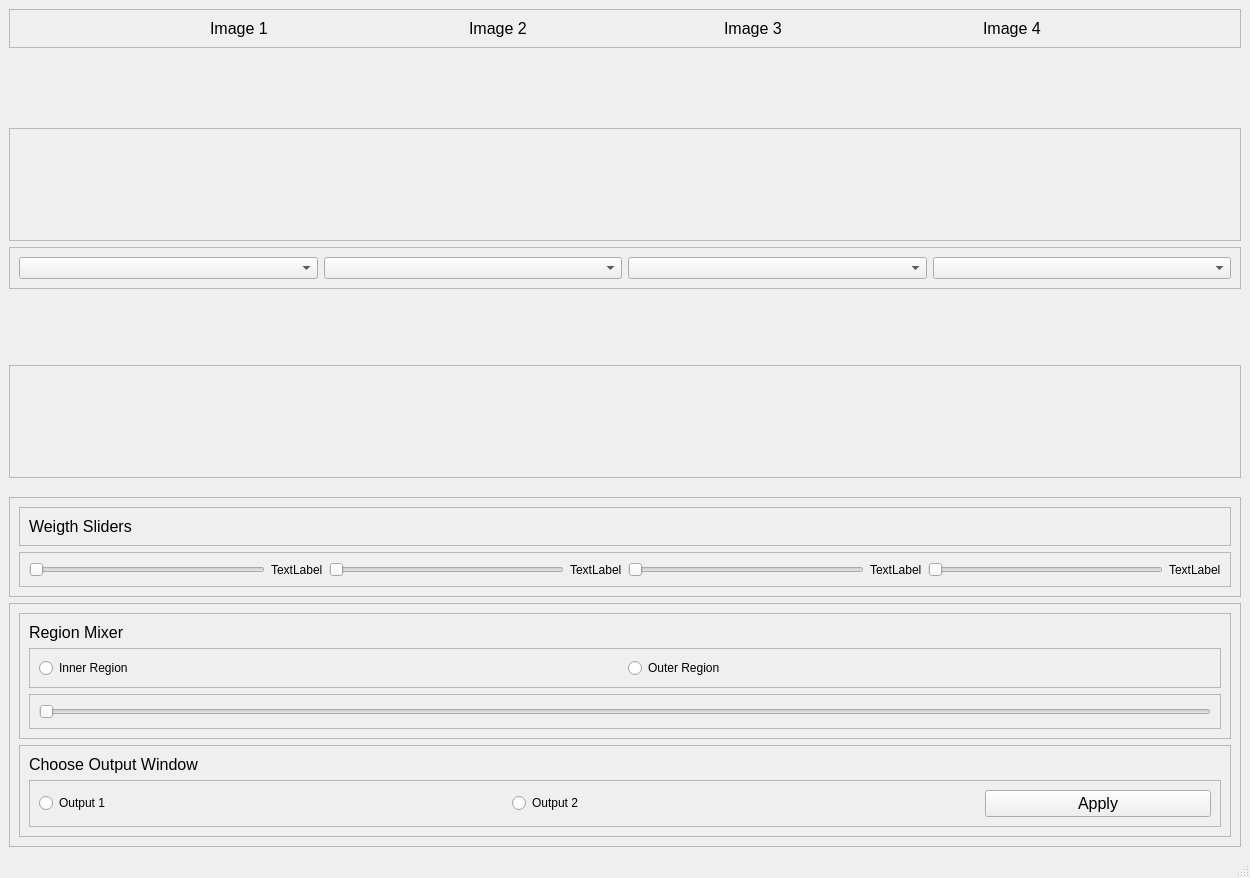
Old version of the form GUI.ui in the repository shehab400/Face_Morphing.
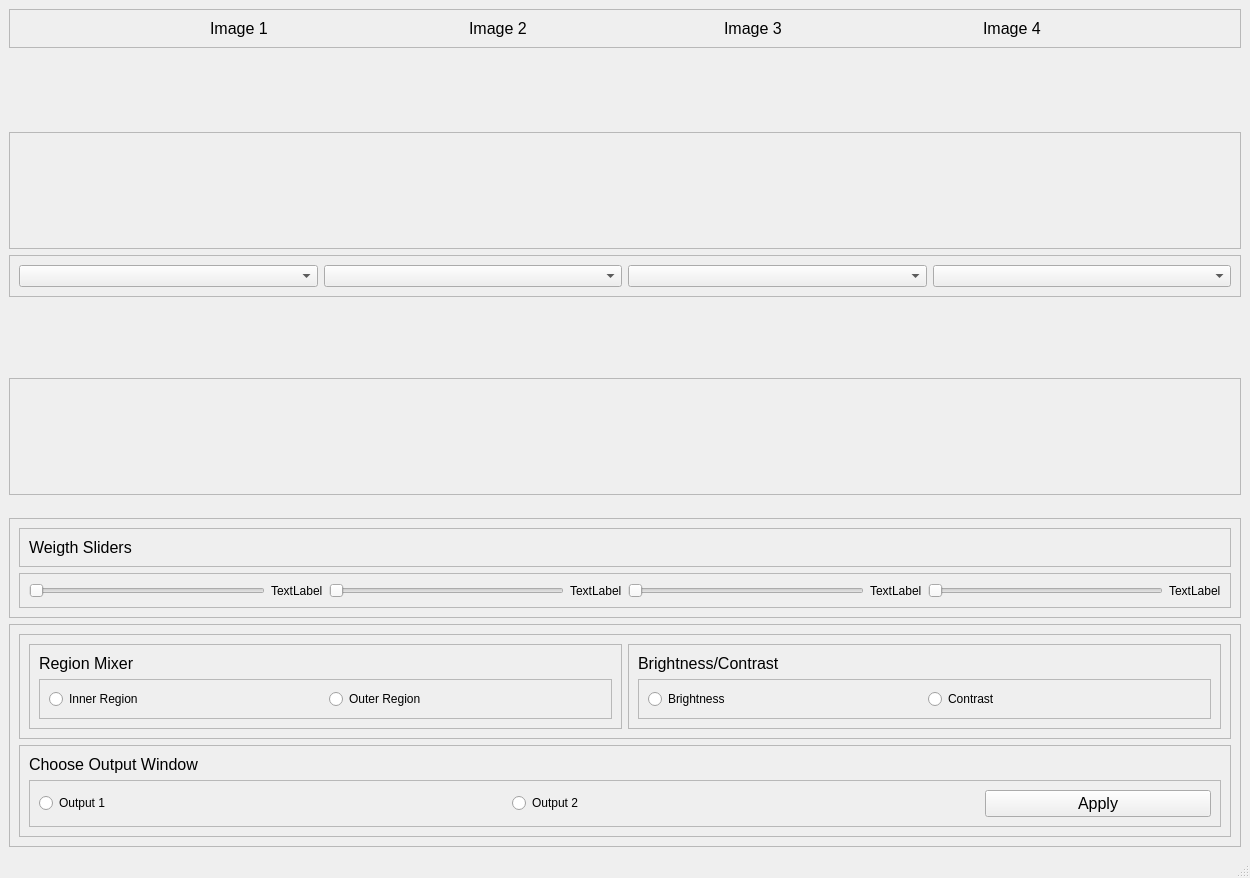
New version of the form.

Commit message: el contrast wa el brightness

```diff
--- a/GUI.ui
+++ b/GUI.ui
@@ -136,7 +136,16 @@
          <property name="frameShadow">
           <enum>QFrame::Raised</enum>
          </property>
-         <layout class="QVBoxLayout" name="verticalLayout_2">
+         <layout class="QHBoxLayout" name="horizontalLayout_8">
+          <item>
+           <widget class="QFrame" name="frame_5">
+            <property name="frameShape">
+             <enum>QFrame::StyledPanel</enum>
+            </property>
+            <property name="frameShadow">
+             <enum>QFrame::Raised</enum>
+            </property>
+            <layout class="QVBoxLayout" name="verticalLayout_3">
           <item>
            <widget class="QLabel" name="label_10">
             <property name="font">
@@ -149,7 +158,7 @@
             </property>
            </widget>
           </item>
-          <item alignment="Qt::AlignBottom">
+             <item>
            <widget class="QFrame" name="frame_10">
             <property name="frameShape">
              <enum>QFrame::StyledPanel</enum>
@@ -175,20 +184,54 @@
             </layout>
            </widget>
           </item>
-          <item alignment="Qt::AlignBottom">
-           <widget class="QFrame" name="frame_5">
+            </layout>
+           </widget>
+          </item>
+          <item>
+           <widget class="QFrame" name="frame_11">
             <property name="frameShape">
              <enum>QFrame::StyledPanel</enum>
             </property>
             <property name="frameShadow">
              <enum>QFrame::Raised</enum>
             </property>
-            <layout class="QHBoxLayout" name="horizontalLayout_8">
+            <layout class="QVBoxLayout" name="verticalLayout_2">
              <item>
-              <widget class="QSlider" name="horizontalSlider_5">
-               <property name="orientation">
-                <enum>Qt::Horizontal</enum>
+              <widget class="QLabel" name="label_12">
+               <property name="font">
+                <font>
+                 <pointsize>12</pointsize>
+                </font>
                </property>
+               <property name="text">
+                <string>Brightness/Contrast</string>
+               </property>
+              </widget>
+             </item>
+             <item>
+              <widget class="QFrame" name="frame_12">
+               <property name="frameShape">
+                <enum>QFrame::StyledPanel</enum>
+               </property>
+               <property name="frameShadow">
+                <enum>QFrame::Raised</enum>
+               </property>
+               <layout class="QHBoxLayout" name="horizontalLayout_18">
+                <item>
+                 <widget class="QRadioButton" name="brightness_radio">
+                  <property name="text">
+                   <string>Brightness</string>
+                  </property>
+                 </widget>
+                </item>
+                <item>
+                 <widget class="QRadioButton" name="contrast_radio">
+                  <property name="text">
+                   <string>Contrast</string>
+                  </property>
+                 </widget>
+                </item>
+               </layout>
               </widget>
              </item>
             </layout>
```
Lines whose indentation alone changed are shown as unchanged. The commit also changes 2 other files.
